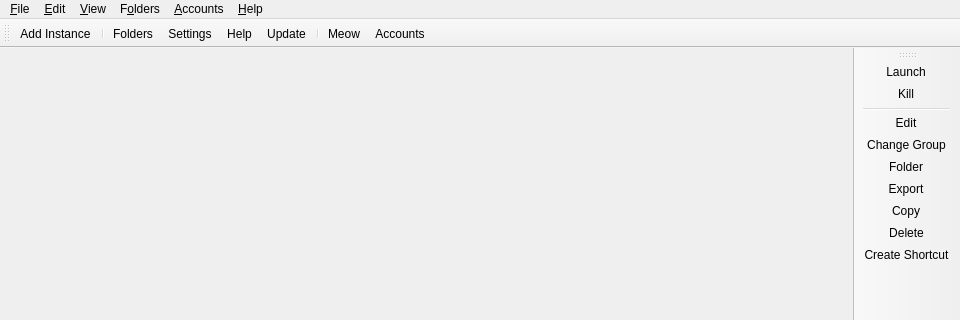
Qt form launcher/ui/MainWindow.ui (SirCreativeZHLM/ZengLauncher) before a commit; both pictures show x 0 to 960 and y 0 to 320 of the 960 by 720 pixel window.
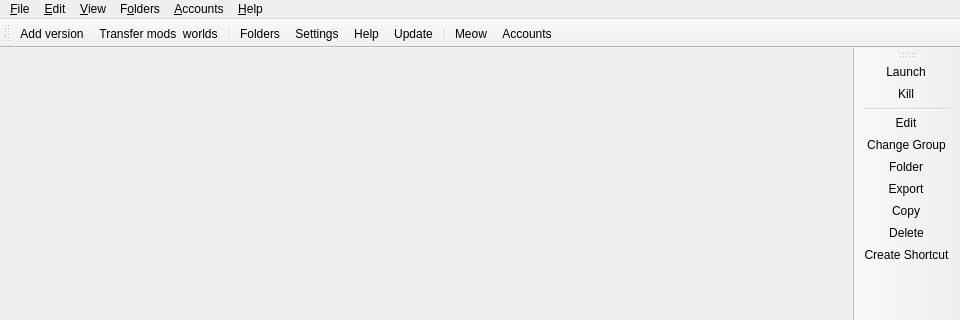
The same form after that commit. Icons and pictures are not drawn. Custom widgets are drawn as their Qt base class.

Diff of the .ui file:
```diff
--- a/launcher/ui/MainWindow.ui
+++ b/launcher/ui/MainWindow.ui
@@ -57,6 +57,7 @@
     <bool>false</bool>
    </attribute>
    <addaction name="actionAddInstance"/>
+   <addaction name="actionTransferContent"/>
    <addaction name="separator"/>
    <addaction name="actionFoldersButton"/>
    <addaction name="actionSettings"/>
@@ -295,12 +296,20 @@
     <iconset theme="new"/>
    </property>
    <property name="text">
-    <string>Add Instanc&amp;e...</string>
+    <string>Add &amp;version...</string>
    </property>
    <property name="toolTip">
     <string>Add a new instance.</string>
    </property>
   </action>
+  <action name="actionTransferContent">
+   <property name="text">
+    <string>Transfer mods &amp; worlds...</string>
+   </property>
+   <property name="toolTip">
+    <string>Copy mods or worlds between Minecraft profiles. Existing files are skipped.</string>
+   </property>
+  </action>
   <action name="actionCheckUpdate">
    <property name="icon">
     <iconset theme="checkupdate"/>
```
